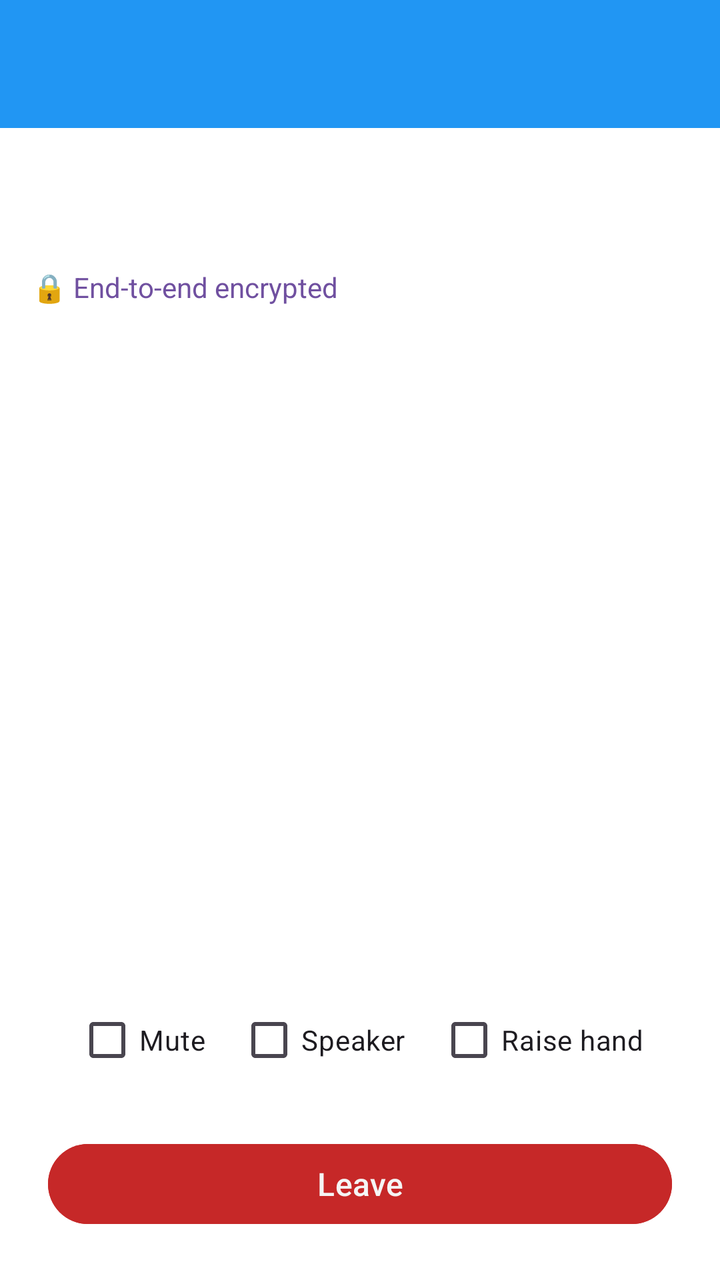
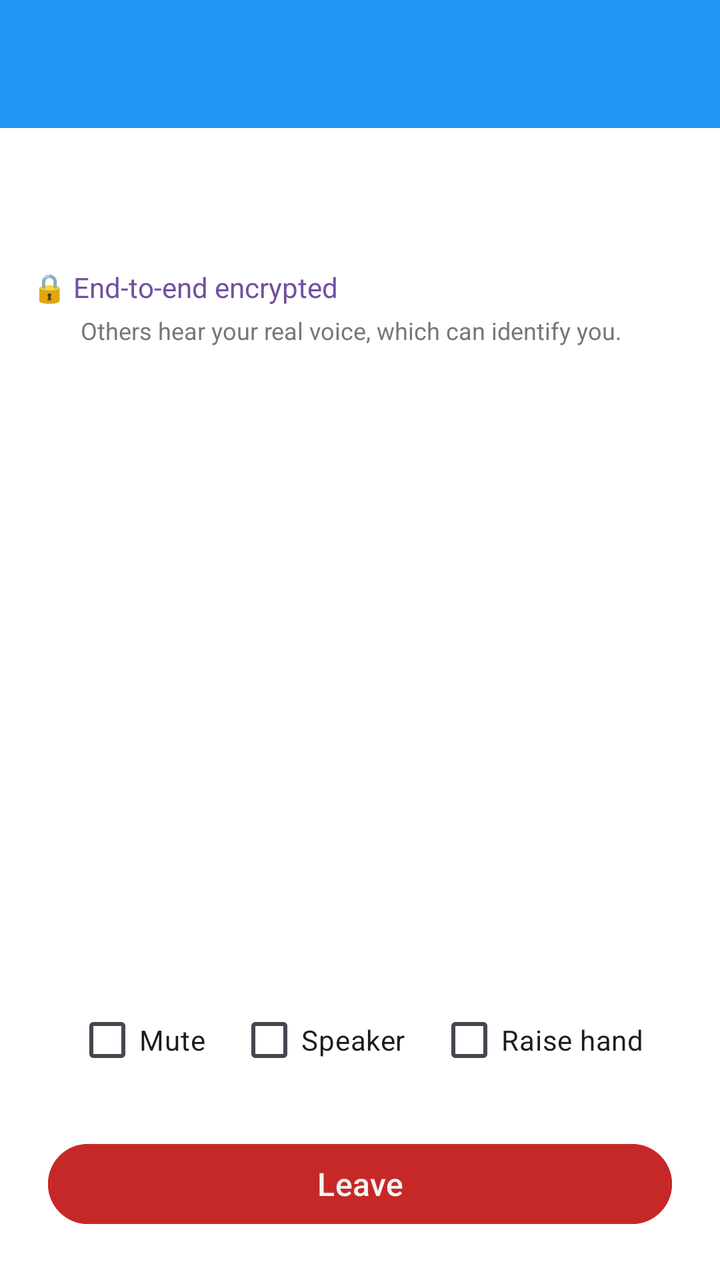

Screens rendered from an Android XML layout before and after an edit, with the pre-edit source and the edit as a unified diff.
<!-- AndroidManifest.xml: application theme Theme.Freer -->
<!-- res/layout/activity_meeting.xml -->
<?xml version="1.0" encoding="utf-8"?>
<LinearLayout xmlns:android="http://schemas.android.com/apk/res/android"
    android:layout_width="match_parent"
    android:layout_height="match_parent"
    android:orientation="vertical">

    <include layout="@layout/common_toolbar" />

    <LinearLayout
        android:layout_width="match_parent"
        android:layout_height="wrap_content"
        android:orientation="vertical"
        android:paddingHorizontal="16dp"
        android:paddingTop="12dp">

        <TextView
            android:id="@+id/meetingTitle"
            android:layout_width="wrap_content"
            android:layout_height="wrap_content"
            android:textColor="@color/text"
            android:textSize="20sp"
            android:textStyle="bold" />

        <TextView
            android:id="@+id/meetingStatus"
            android:layout_width="wrap_content"
            android:layout_height="wrap_content"
            android:layout_marginTop="4dp"
            android:textColor="@color/field_name" />

        <TextView
            android:layout_width="wrap_content"
            android:layout_height="wrap_content"
            android:layout_marginTop="8dp"
            android:text="@string/call_e2ee"
            android:textColor="@color/field_name" />

        <TextView
            android:id="@+id/meetingPath"
            android:layout_width="wrap_content"
            android:layout_height="wrap_content"
            android:textColor="@color/field_name"
            android:textSize="12sp" />

        <TextView
            android:id="@+id/meetingWarning"
            android:layout_width="wrap_content"
            android:layout_height="wrap_content"
            android:layout_marginTop="8dp"
            android:textColor="#C62828"
            android:visibility="gone" />
    </LinearLayout>

    <androidx.recyclerview.widget.RecyclerView
        android:id="@+id/meetingParticipants"
        android:layout_width="match_parent"
        android:layout_height="0dp"
        android:layout_marginTop="8dp"
        android:layout_weight="1" />

    <LinearLayout
        android:id="@+id/meetingToggles"
        android:layout_width="match_parent"
        android:layout_height="wrap_content"
        android:gravity="center"
        android:orientation="horizontal"
        android:paddingHorizontal="16dp">

        <CheckBox
            android:id="@+id/meetingMute"
            android:layout_width="wrap_content"
            android:layout_height="wrap_content"
            android:layout_marginEnd="16dp"
            android:text="@string/call_mute" />

        <CheckBox
            android:id="@+id/meetingSpeaker"
            android:layout_width="wrap_content"
            android:layout_height="wrap_content"
            android:layout_marginEnd="16dp"
            android:text="@string/call_speaker" />

        <CheckBox
            android:id="@+id/meetingHand"
            android:layout_width="wrap_content"
            android:layout_height="wrap_content"
            android:text="@string/meeting_hand" />
    </LinearLayout>

    <TextView
        android:id="@+id/meetingInvite"
        android:layout_width="wrap_content"
        android:layout_height="wrap_content"
        android:layout_gravity="center_horizontal"
        android:background="?android:attr/selectableItemBackground"
        android:padding="8dp"
        android:text="@string/meeting_invite_people"
        android:textColor="@color/text"
        android:visibility="gone" />

    <LinearLayout
        android:layout_width="match_parent"
        android:layout_height="wrap_content"
        android:orientation="horizontal"
        android:padding="16dp">

        <Button
            android:id="@+id/meetingDecline"
            style="@style/ButtonStyle"
            android:layout_width="0dp"
            android:layout_height="wrap_content"
            android:layout_marginEnd="12dp"
            android:layout_weight="1"
            android:backgroundTint="#C62828"
            android:text="@string/meeting_decline"
            android:visibility="gone" />

        <Button
            android:id="@+id/meetingJoin"
            style="@style/ButtonStyle"
            android:layout_width="0dp"
            android:layout_height="wrap_content"
            android:layout_weight="1"
            android:backgroundTint="#2E7D32"
            android:text="@string/meeting_join"
            android:visibility="gone" />

        <Button
            android:id="@+id/meetingEndForAll"
            style="@style/ButtonStyle"
            android:layout_width="0dp"
            android:layout_height="wrap_content"
            android:layout_marginEnd="12dp"
            android:layout_weight="1"
            android:text="@string/meeting_end_for_all"
            android:visibility="gone" />

        <Button
            android:id="@+id/meetingLeave"
            style="@style/ButtonStyle"
            android:layout_width="0dp"
            android:layout_height="wrap_content"
            android:layout_weight="1"
            android:backgroundTint="#C62828"
            android:text="@string/meeting_leave" />
    </LinearLayout>
</LinearLayout>
<!-- res/layout/common_toolbar.xml (included above) -->
<?xml version="1.0" encoding="utf-8"?>
<androidx.appcompat.widget.Toolbar xmlns:android="http://schemas.android.com/apk/res/android"
    xmlns:app="http://schemas.android.com/apk/res-auto"
    android:id="@+id/toolbar"
    android:layout_width="match_parent"
    android:layout_height="?attr/actionBarSize"
    android:background="@color/accent"
    android:theme="@style/ThemeOverlay.Freer.Toolbar">

    <LinearLayout
        android:id="@+id/toolbar_fid_container"
        android:layout_width="wrap_content"
        android:layout_height="match_parent"
        android:layout_gravity="end"
        android:orientation="horizontal"
        android:gravity="end|center_vertical"
        android:visibility="gone"
        android:clickable="true"
        android:focusable="true"
        android:paddingStart="8dp"
        android:paddingEnd="16dp"
        android:background="?android:attr/selectableItemBackground">

        <TextView
            android:id="@+id/toolbar_fid_text"
            android:layout_width="130dp"
            android:layout_height="wrap_content"
            android:textColor="@color/main_background"
            android:paddingStart="8dp"
            android:paddingEnd="4dp"
            android:textSize="14sp"
            android:maxLines="1"
            android:gravity="end"
            android:ellipsize="middle" />

        <ImageView
            android:id="@+id/toolbar_avatar"
            android:layout_width="42dp"
            android:layout_height="42dp"
            android:background="@color/accent"
            android:scaleType="centerCrop"
            android:contentDescription="@string/avatar" />

    </LinearLayout>

</androidx.appcompat.widget.Toolbar>
<!-- resources referenced by this layout -->
<resources>
  <color name="accent">#2196F3</color>
  <color name="field_name">#7050A0</color>
  <color name="main_background">#F5F5F5</color>
  <color name="text">#000000</color>
  <string name="avatar">Avatar</string>
  <string name="call_e2ee">🔒 End-to-end encrypted</string>
  <string name="call_mute">Mute</string>
  <string name="call_speaker">Speaker</string>
  <string name="meeting_decline">Decline</string>
  <string name="meeting_end_for_all">End for all</string>
  <string name="meeting_hand">Raise hand</string>
  <string name="meeting_invite_people">Invite people</string>
  <string name="meeting_join">Join</string>
  <string name="meeting_leave">Leave</string>
  <style name="ButtonStyle">
          <item name="android:textColor">@color/main_background</item>
          <item name="android:backgroundTint">@color/accent</item>
          <item name="android:paddingStart">8dp</item>
          <item name="android:paddingEnd">8dp</item>
          <item name="android:paddingTop">8dp</item>
          <item name="android:paddingBottom">8dp</item>
          <item name="android:textSize">16sp</item>
          <item name="android:textAllCaps">false</item>
          <item name="android:layout_width">wrap_content</item>
          <item name="android:layout_height">@dimen/button_height</item>
          <item name="android:layout_weight">1</item>
          <item name="android:layout_marginStart">4dp</item>
          <item name="android:layout_marginEnd">4dp</item>
          <item name="android:layout_margin">8dp</item>
          <item name="android:layout_gravity">center</item>
      </style>
  <style name="ThemeOverlay.Freer.Toolbar" parent="ThemeOverlay.AppCompat.ActionBar">
          <item name="android:textColorPrimary">@color/main_background</item>
          <item name="android:textColorSecondary">@color/main_background</item>
      </style>
  <style name="Theme.Freer" parent="Base.Theme.Freer" />
  <dimen name="button_height">52dp</dimen>
  <style name="Base.Theme.Freer" parent="Theme.Material3.DayNight.NoActionBar">
          <item name="colorPrimary">#2196F3</item>
          <item name="colorAccent">#2196F3</item>
          <item name="android:windowBackground">#FFFFFF</item>
          
          <item name="android:windowLayoutInDisplayCutoutMode">shortEdges</item>
          <item name="android:enforceNavigationBarContrast">false</item>
          <item name="android:enforceStatusBarContrast">false</item>
          <item name="android:statusBarColor">@android:color/transparent</item>
          <item name="android:navigationBarColor">@android:color/transparent</item>
          <item name="android:windowLightStatusBar">true</item>
          <item name="android:windowLightNavigationBar">true</item>
      </style>
</resources>

<!-- the commit's change to res/layout/activity_meeting.xml (unified diff, before → after) -->
@@ -34,6 +34,16 @@
             android:layout_marginTop="8dp"
             android:text="@string/call_e2ee"
             android:textColor="@color/field_name" />
+
+        <TextView
+            android:layout_width="wrap_content"
+            android:layout_height="wrap_content"
+            android:layout_marginTop="4dp"
+            android:paddingHorizontal="24dp"
+            android:gravity="center"
+            android:text="@string/call_real_voice"
+            android:textColor="@color/hint"
+            android:textSize="12sp" />
 
         <TextView
             android:id="@+id/meetingPath"
<!-- resource entries referenced after the edit -->
@@ -2,11 +2,13 @@
 <resources>
   <color name="accent">#2196F3</color>
   <color name="field_name">#7050A0</color>
+  <color name="hint">#777777</color>
   <color name="main_background">#F5F5F5</color>
   <color name="text">#000000</color>
   <string name="avatar">Avatar</string>
   <string name="call_e2ee">🔒 End-to-end encrypted</string>
   <string name="call_mute">Mute</string>
+  <string name="call_real_voice">Others hear your real voice, which can identify you.</string>
   <string name="call_speaker">Speaker</string>
   <string name="meeting_decline">Decline</string>
   <string name="meeting_end_for_all">End for all</string>
